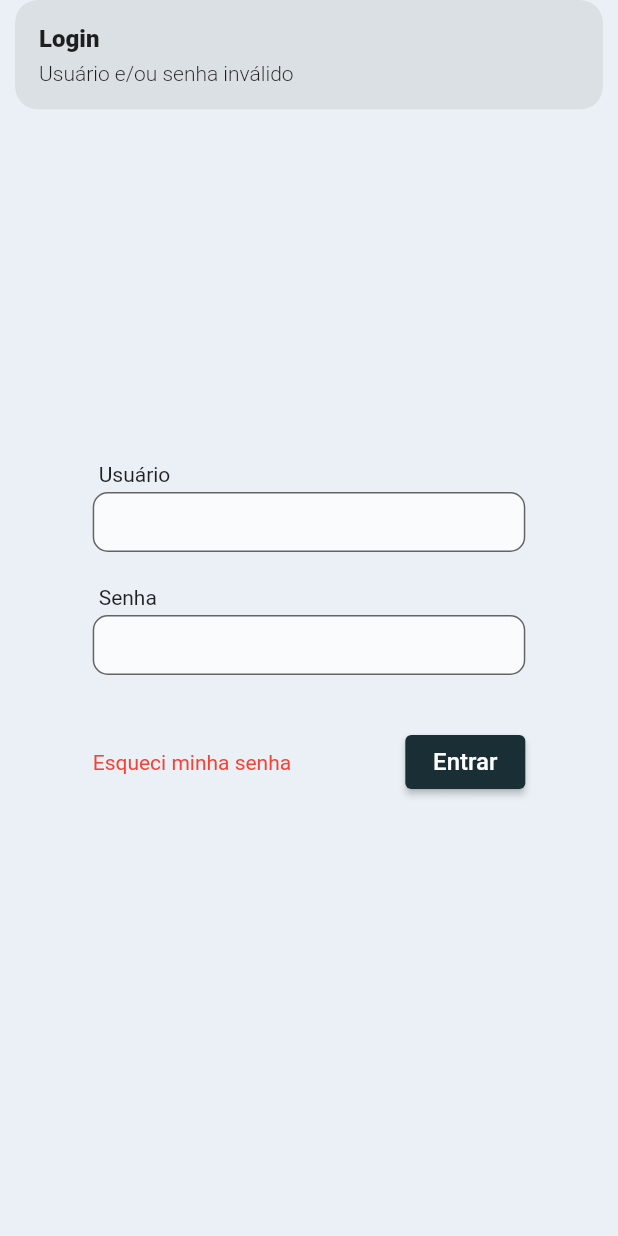
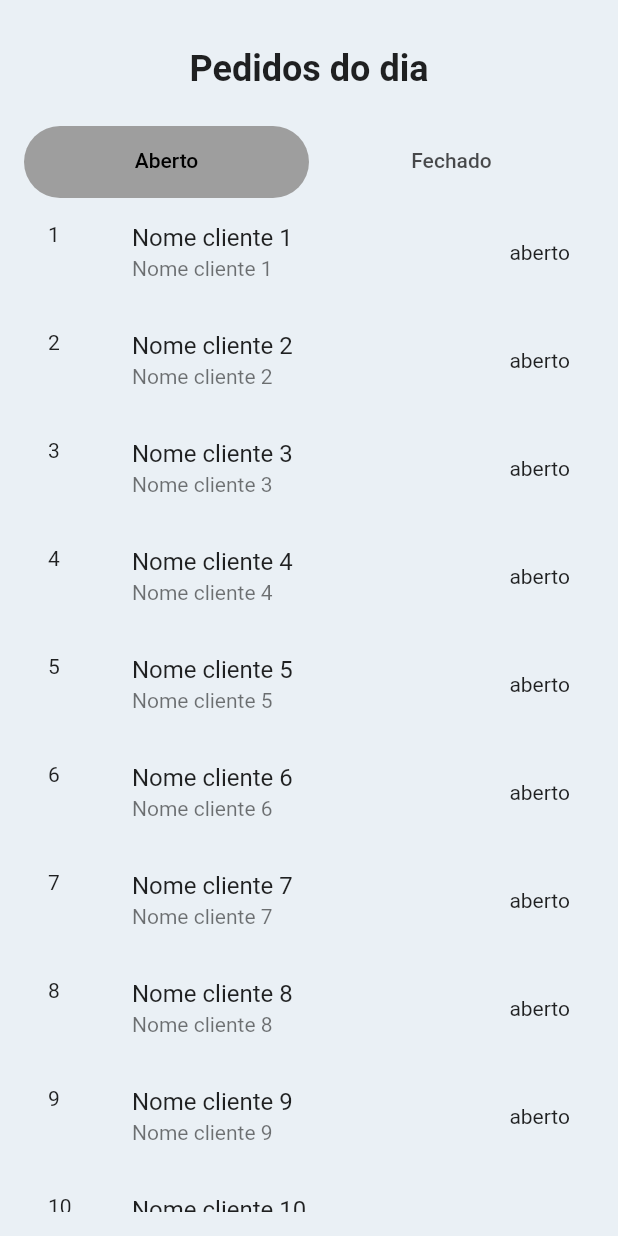
Before and after one commit to abnerdsilva/express-delivery, a Flutter app: the screen it shows after launch, after a tap on "Entrar", on a phone screen of 412 x 824 dp. Run offline on Flutter 3.47's test engine with Material 2 defaults, Android fonts, the phone set to English and light mode, and no system bars; our stand-ins replace get.

Commit message:
add tela home_page e exibe pedidos

```diff
--- a/lib/config/routes.dart
+++ b/lib/config/routes.dart
@@ -1,3 +1,5 @@
+import 'package:express_delivery/pages/home/home_binding.dart';
+import 'package:express_delivery/pages/home/home_page.dart';
 import 'package:express_delivery/pages/login/login_binding.dart';
 import 'package:express_delivery/pages/login/login_page.dart';
 import 'package:express_delivery/pages/splash_screen/splash_screen_page.dart';
@@ -14,5 +16,10 @@ class RoutesConfig {
       page: () => const LoginPage(),
       binding: LoginBinding(),
     ),
+    GetPage(
+      name: HomePage.route,
+      page: () => HomePage(),
+      binding: HomeBinding(),
+    ),
   ];
 }
--- /dev/null
+++ b/lib/pages/home/components/orders_widget.dart
@@ -0,0 +1,30 @@
+import 'package:express_delivery/pages/home/home_controller.dart';
+import 'package:flutter/material.dart';
+import 'package:get/get.dart';
+
+class OrdersWidget extends GetView<HomeController> {
+  final String title;
+
+  const OrdersWidget({Key? key, required this.title}) : super(key: key);
+
+  @override
+  Widget build(BuildContext context) {
+    return ListView.builder(
+      itemCount: controller.orders.length,
+      shrinkWrap: true,
+      itemBuilder: (context, index) {
+        final item = controller.orders[index];
+        return ListTile(
+          title: Text(item.clientName),
+          subtitle: Text(item.clientName),
+          leading: Text(item.id.toString()),
+          trailing: title == 'Aberto' ? const Text('aberto') : const Text('fechado'),
+          onTap: () {
+            Get.snackbar('Title', title);
+            Get.snackbar('Item', 'Item $index');
+          },
+        );
+      },
+    );
+  }
+}
--- /dev/null
+++ b/lib/pages/home/home_binding.dart
@@ -0,0 +1,9 @@
+import 'package:express_delivery/pages/home/home_controller.dart';
+import 'package:get/get.dart';
+
+class HomeBinding extends Bindings {
+  @override
+  void dependencies() {
+    Get.put(HomeController());
+  }
+}
--- /dev/null
+++ b/lib/pages/home/home_controller.dart
@@ -0,0 +1,24 @@
+import 'package:express_delivery/shared/components/order_model.dart';
+import 'package:flutter/material.dart';
+import 'package:get/get.dart';
+
+class HomeController extends GetxController with GetSingleTickerProviderStateMixin {
+  late TabController tabController;
+
+  RxList<OrderModel> orders = <OrderModel>[].obs;
+
+  @override
+  void onInit() {
+    tabController = TabController(length: 2, vsync: this);
+    super.onInit();
+
+    orders.value = List.generate(
+      30,
+      (index) => OrderModel(
+        clientId: index + 1,
+        clientName: 'Nome cliente ${index + 1}',
+        id: index + 1,
+      ),
+    );
+  }
+}
--- /dev/null
+++ b/lib/pages/home/home_page.dart
@@ -0,0 +1,74 @@
+import 'package:express_delivery/pages/home/components/orders_widget.dart';
+import 'package:express_delivery/pages/home/home_controller.dart';
+import 'package:flutter/material.dart';
+import 'package:get/get.dart';
+
+class HomePage extends GetView<HomeController> {
+  HomePage({Key? key}) : super(key: key);
+
+  static const String route = '/home';
+
+  final _globalKey = GlobalKey();
+
+  @override
+  Widget build(BuildContext context) {
+    return Scaffold(
+      body: SafeArea(
+        key: _globalKey,
+        child: Container(
+          margin: const EdgeInsets.all(16),
+          child: Column(
+            crossAxisAlignment: CrossAxisAlignment.start,
+            children: [
+              const SizedBox(height: 16),
+              const Center(
+                child: Text(
+                  'Pedidos do dia',
+                  style: TextStyle(
+                    fontSize: 24,
+                    fontWeight: FontWeight.bold,
+                  ),
+                ),
+              ),
+              const SizedBox(height: 24),
+              TabBar(
+                controller: controller.tabController,
+                labelColor: Colors.black,
+                indicator: BoxDecoration(
+                  borderRadius: BorderRadius.circular(50), // Creates border
+                  color: Colors.grey,
+                ),
+                //
+                tabs: const [
+                  Tab(icon: Text('Aberto')),
+                  Tab(icon: Text('Fechado')),
+                ],
+              ),
+              Expanded(
+                child: TabBarView(
+                  controller: controller.tabController,
+                  children: const [
+                    OrdersWidget(title: 'Aberto'),
+                    OrdersWidget(title: 'Fechado'),
+                  ],
+                ),
+              ),
+
+              // const SizedBox(height: 8),
+              // const Divider(),
+              // const SizedBox(height: 8),
+              // //   const Text(
+              //     'Fechado',
+              //     style: TextStyle(
+              //       fontSize: 18,
+              //       color: Colors.red,
+              //     ),
+              //   ),
+              //
+            ],
+          ),
+        ),
+      ),
+    );
+  }
+}
--- a/lib/pages/login/login_controller.dart
+++ b/lib/pages/login/login_controller.dart
@@ -1,3 +1,4 @@
+import 'package:express_delivery/pages/home/home_page.dart';
 import 'package:flutter/cupertino.dart';
 import 'package:get/get.dart';
 
@@ -6,9 +7,11 @@ class LoginController extends GetxController {
   TextEditingController passController = TextEditingController();
 
   void login(){
-    if (userController.text.isEmpty || passController.text.isEmpty) {
-      Get.snackbar('Login', 'Usuário e/ou senha inválido');
-      return;
-    }
+    // if (userController.text.isEmpty || passController.text.isEmpty) {
+    //   Get.snackbar('Login', 'Usuário e/ou senha inválido');
+    //   return;
+    // }
+
+    Get.offAndToNamed(HomePage.route);
   }
 }
--- a/lib/pages/login/login_page.dart
+++ b/lib/pages/login/login_page.dart
@@ -26,7 +26,6 @@ class LoginPage extends GetView<LoginController> {
                   heightWithLabel: 70,
                   height: 40,
                   label: 'Usuário',
-                  obscureText: true,
                   controller: controller.userController,
                 ),
               ),
@@ -37,6 +36,7 @@ class LoginPage extends GetView<LoginController> {
                   radiusBorder: 10,
                   heightWithLabel: 70,
                   height: 40,
+                  obscureText: true,
                   label: 'Senha',
                   controller: controller.passController,
                 ),
--- /dev/null
+++ b/lib/shared/components/order_model.dart
@@ -0,0 +1,15 @@
+class OrderModel {
+  final int id;
+  final int clientId;
+  final String clientName;
+  final DateTime? createdAt;
+  final double totalValue;
+
+  OrderModel({
+    required this.clientId,
+    required this.clientName,
+    this.createdAt,
+    this.totalValue = 0.0,
+    required this.id,
+  });
+}
```
